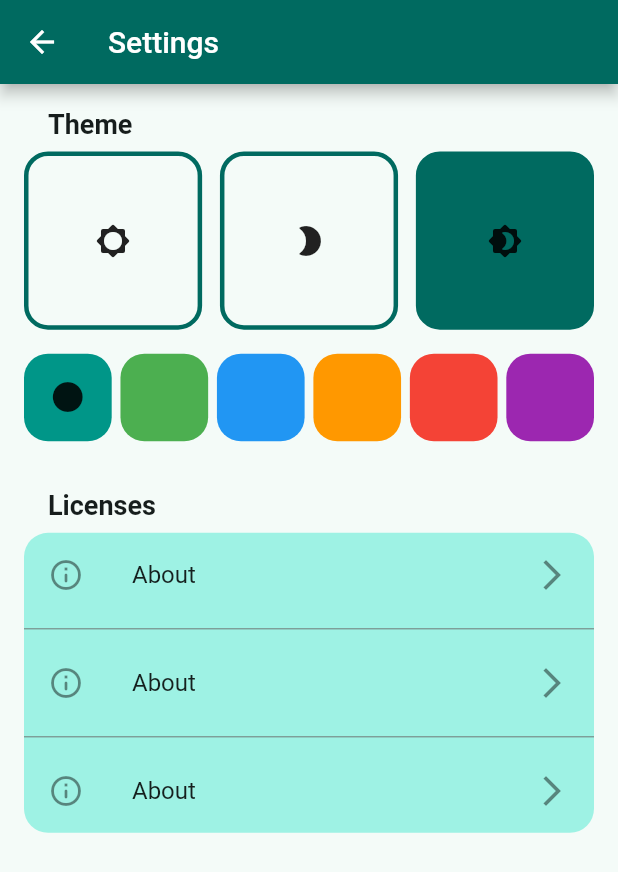
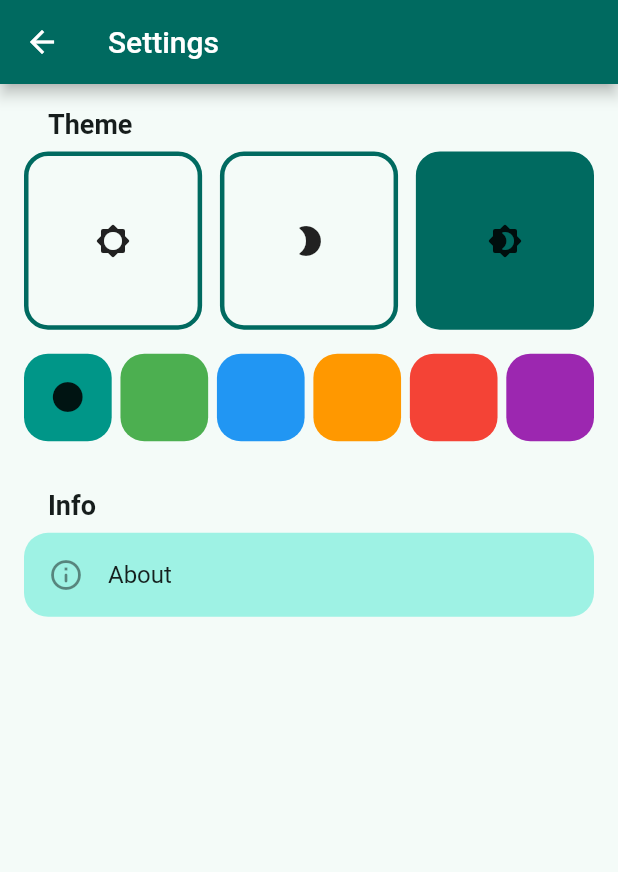
Before and after one commit to KitsuneSamaIX/Uniud-Timetable-App, a Flutter app: the SettingsPage screen opened directly, on a phone screen of 412 x 824 dp. Shown: the top 872 px of the screen. Run offline on Flutter 3.47's test engine with Material 2 defaults, Android fonts, the phone set to English and light mode, and no system bars; our stand-ins replace bottom_navy_bar, calendar_timeline.

Commit message:
Improved settings page elements. Code improvements.

```diff
--- a/lib/pages/settings_page.dart
+++ b/lib/pages/settings_page.dart
@@ -22,24 +22,11 @@ class _SettingsPageState extends State<SettingsPage> {
           items: [
             const _ThemeSettings(),
             _SettingsGroup(
-              title: 'Licenses',
+              title: 'Info',
               elements: [
-                ListTile(
+                _SettingsElement(
                   leading: const Icon(Icons.info_outline_rounded),
                   title: const Text('About'),
-                  trailing: const Icon(Icons.arrow_forward_ios),
-                  onTap: () => showAboutDialog(context: context),
-                ),
-                ListTile(
-                  leading: const Icon(Icons.info_outline_rounded),
-                  title: const Text('About'),
-                  trailing: const Icon(Icons.arrow_forward_ios),
-                  onTap: () => showAboutDialog(context: context),
-                ),
-                ListTile(
-                  leading: const Icon(Icons.info_outline_rounded),
-                  title: const Text('About'),
-                  trailing: const Icon(Icons.arrow_forward_ios),
                   onTap: () => showAboutDialog(context: context),
                 ),
               ],
@@ -70,11 +57,10 @@ class _SettingsGroup extends StatelessWidget {
             color: Theme.of(context).colorScheme.primaryContainer,
             borderRadius: BorderRadius.circular(16),
           ),
-          padding: const EdgeInsets.symmetric(vertical: 0), // TODO
           child: Column(
             children: _separateItems(
               items: elements,
-              separator: const Divider()
+              separator: const Divider(height: 0,)
             ),
           ),
         ),
@@ -84,13 +70,24 @@ class _SettingsGroup extends StatelessWidget {
 }
 
 class _SettingsElement extends StatelessWidget {
-  const _SettingsElement({Key? key})
+  final Widget? leading;
+  final Widget? title;
+  final Widget? trailing;
+  final void Function()? onTap;
+
+  const _SettingsElement({Key? key, this.leading, this.title, this.trailing, this.onTap})
       : super(key: key);
 
   @override
   Widget build(BuildContext context) {
-    // TODO: implement build
-    throw UnimplementedError();
+    return ListTile(
+      shape: RoundedRectangleBorder(borderRadius: BorderRadius.circular(16),),
+      minLeadingWidth: 0,
+      leading: leading,
+      title: title,
+      trailing: trailing,
+      onTap: onTap,
+    );
   }
 }
 
```
